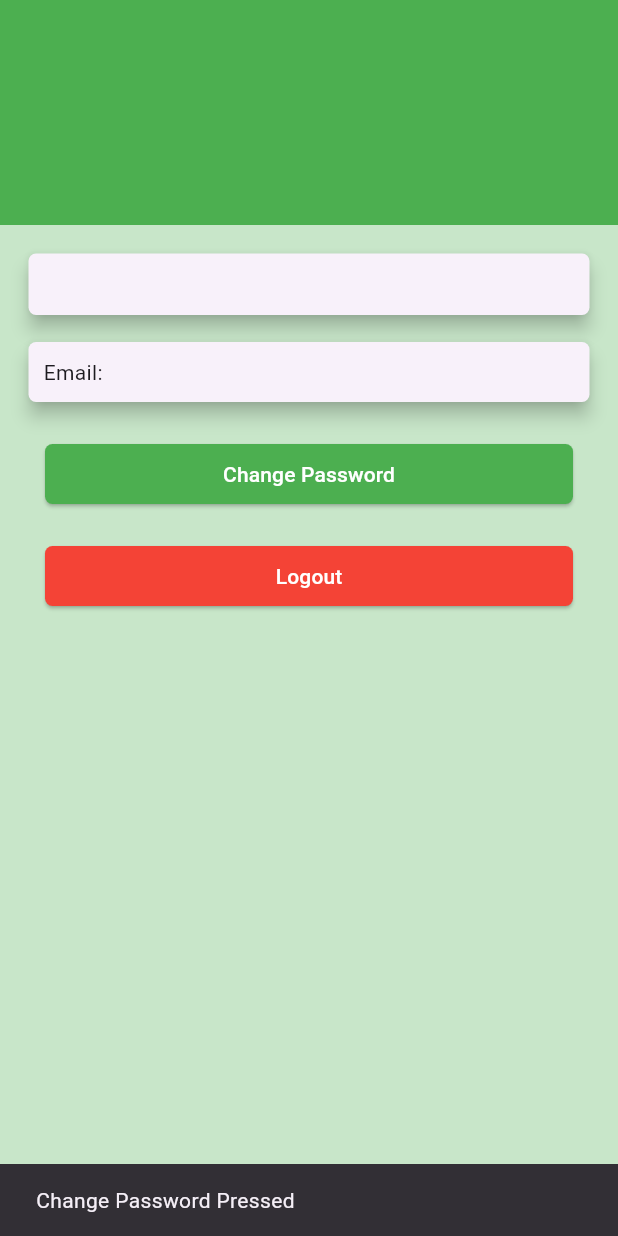
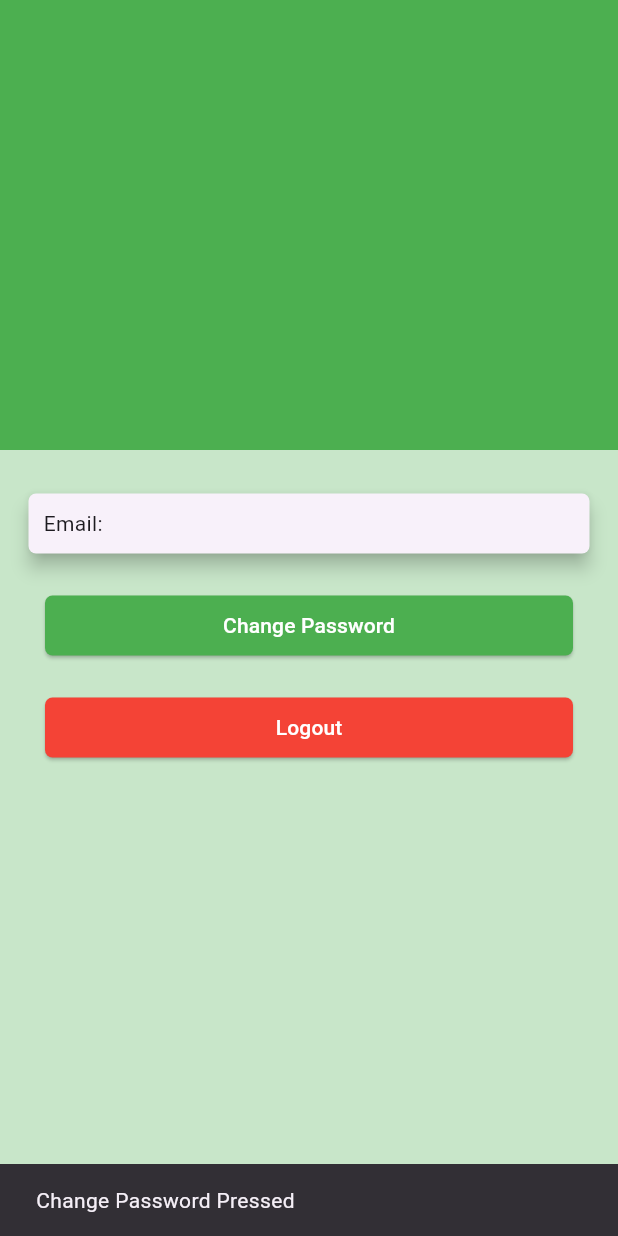
Before and after one commit to resurreccionerick/Android-Reviewer-Flutter, a Flutter app: the SettingsScreen screen opened directly, after a tap on "Change Password", on a phone screen of 412 x 824 dp. Run offline on Flutter 3.47's test engine with Material 3 defaults, Android fonts, the phone set to English and light mode, and no system bars; our stand-ins replace cloud_firestore, firebase_auth, firebase_core, shared_preferences; accounts and stored records are empty.

```diff
--- a/lib/view/admin/LessonContentPage.dart
+++ b/lib/view/admin/LessonContentPage.dart
@@ -11,7 +11,7 @@ class LessonContentPage extends StatelessWidget {
   Widget build(BuildContext context) {
     return Scaffold(
       appBar: AppBar(
-        title: Text(lesson.title), // Display the lesson title in the AppBar
+     //   title: Text(lesson.title), // Display the lesson title in the AppBar
       ),
       body: Padding(
         padding: const EdgeInsets.all(16.0),
--- a/lib/view/user/SettingsScreen.dart
+++ b/lib/view/user/SettingsScreen.dart
@@ -31,26 +31,26 @@ class _SettingsScreenState extends State<SettingsScreen> {
             child: DecoratedBox(
               decoration: BoxDecoration(color: Colors.green),
             ),
-            height: 150,
+            height: 300,
             width: double.infinity,
           ),
           Padding(
             padding: const EdgeInsets.all(15),
             child: Column(
               children: [
-                Card(
-                  elevation: 5,
-                  shape: RoundedRectangleBorder(
-                    borderRadius: BorderRadius.circular(5),
-                  ),
-                  child: Padding(
-                    padding: const EdgeInsets.all(10),
-                    child: Row(
-                      mainAxisAlignment: MainAxisAlignment.start,
-                      children: [Text(appViewModel.name)], // Display user name
-                    ),
-                  ),
-                ),
+                // Card(
+                //   elevation: 5,
+                //   shape: RoundedRectangleBorder(
+                //     borderRadius: BorderRadius.circular(5),
+                //   ),
+                //   child: Padding(
+                //     padding: const EdgeInsets.all(10),
+                //     child: Row(
+                //       mainAxisAlignment: MainAxisAlignment.start,
+                //       children: [Text(appViewModel.name)], // Display user name
+                //     ),
+                //   ),
+                // ),
                 const SizedBox(height: 10),
                 Card(
                   elevation: 5,
--- a/lib/view/user/UserLessonScreen.dart
+++ b/lib/view/user/UserLessonScreen.dart
@@ -41,7 +41,7 @@ class UserLessonScreen extends StatelessWidget {
 
                 return ListTile(
                   title: Text(lesson.title),
-                  subtitle: Text(lesson.content),
+                 // subtitle: Text(lesson.content),
                   onTap: () {
                     // Navigate to lesson content page
                     Navigator.push(
```
Also changed, not shown: lib/view/admin/LessonScreen.dart (+33 -2 lines), lib/view/admin/SubjectScreen.dart (+40 -7 lines), lib/viewmodel/AppViewModel.dart (+8 -38 lines).
